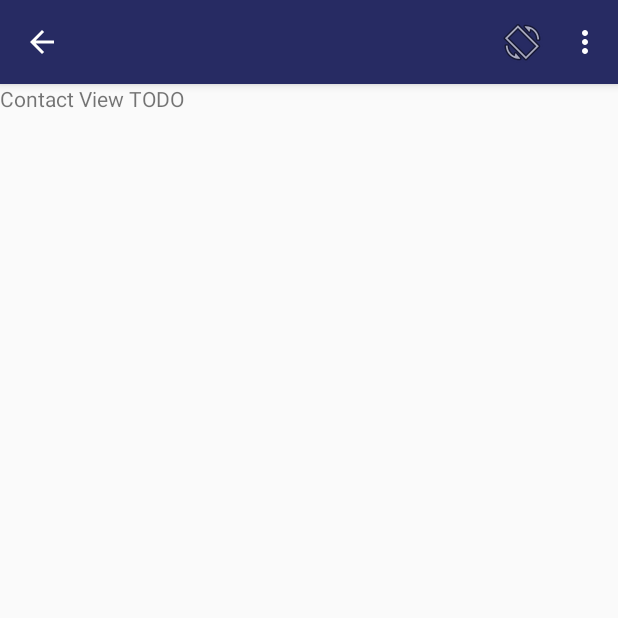
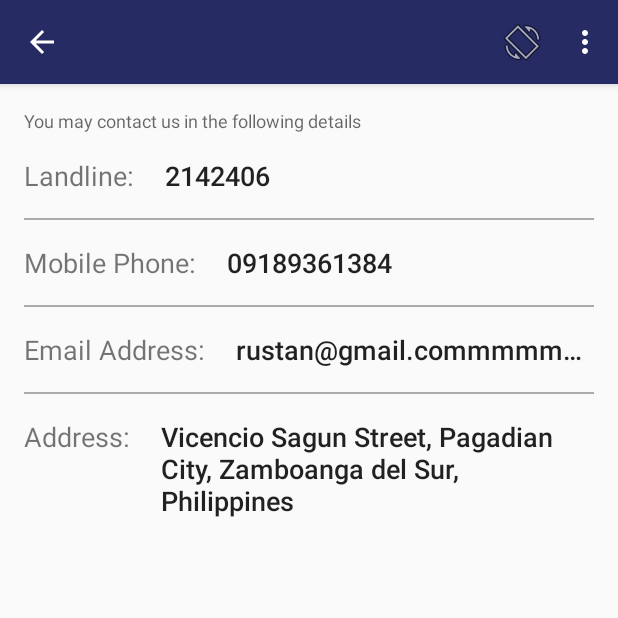
Before and after one commit to rustanacexd/Tara, an Android app: the fragment BusinessContactFragment placed in its activity, on a phone screen of 412 x 824 dp, the top half of it. Run offline under Robolectric (Android 15) with nearby library versions, the phone set to English and light mode, and no system bars; 1 statement that could not run was skipped.

Commit message:
add Business Detail Contact Fragment

```diff
--- a/app/src/main/java/com/trytara/tara/LoginActivity.java
+++ b/app/src/main/java/com/trytara/tara/LoginActivity.java
@@ -55,10 +55,10 @@ public class LoginActivity extends AppCompatActivity {
         super.onCreate(savedInstanceState);
         setContentView(R.layout.activity_login);
 
-        ParseUser.logOut();
-        checkIfSignIn();
+        /*ParseUser.logOut();
+        checkIfSignIn();*/
 
-        //startApp();
+        startApp();
 
         ImageView loginButton = (ImageView) findViewById(R.id.facebook_login);
         loginButton.setOnClickListener(new View.OnClickListener() {
--- a/app/src/main/res/layout/fragment_business_contact.xml
+++ b/app/src/main/res/layout/fragment_business_contact.xml
@@ -1,13 +1,144 @@
-<FrameLayout xmlns:android="http://schemas.android.com/apk/res/android"
-             xmlns:tools="http://schemas.android.com/tools"
-             android:layout_width="match_parent"
-             android:layout_height="match_parent"
-             tools:context="com.trytara.tara.fragments.business.BusinessContactFragment">
+<RelativeLayout xmlns:android="http://schemas.android.com/apk/res/android"
+                xmlns:tools="http://schemas.android.com/tools"
+                android:layout_width="match_parent"
+                android:layout_height="wrap_content"
+                android:padding="@dimen/activity_vertical_margin"
+                tools:context="com.trytara.tara.fragments.business.BusinessContactFragment">
 
-    <!-- TODO: Update blank fragment layout -->
     <TextView
+        android:id="@+id/contact_caption"
+        style="@style/TextAppearance.AppCompat.Caption"
         android:layout_width="match_parent"
-        android:layout_height="match_parent"
-        android:text="Contact View TODO"/>
+        android:layout_height="wrap_content"
+        android:layout_marginBottom="@dimen/activity_vertical_margin"
+        android:text="You may contact us in the following details"/>
 
-</FrameLayout>
+    <TextView
+        android:id="@+id/landline_caption"
+        android:layout_width="wrap_content"
+        android:layout_height="wrap_content"
+        android:layout_below="@id/contact_caption"
+        android:text="Landline: "
+        android:textSize="18sp"
+        />
+
+    <TextView
+        android:id="@+id/landline_number"
+        style="@style/TextAppearance.AppCompat.Body2"
+        android:layout_width="wrap_content"
+        android:layout_height="wrap_content"
+        android:layout_alignBaseline="@id/landline_caption"
+        android:layout_toRightOf="@id/landline_caption"
+        android:paddingLeft="@dimen/activity_horizontal_margin"
+        android:singleLine="true"
+        android:text="2142406"
+        android:textSize="18sp"
+        />
+
+    <View
+        android:id="@+id/landline_caption_separator"
+        android:layout_width="match_parent"
+        android:layout_height="1dp"
+        android:layout_below="@id/landline_caption"
+        android:layout_marginBottom="@dimen/activity_vertical_margin"
+        android:layout_marginTop="@dimen/activity_vertical_margin"
+        android:background="@android:color/darker_gray"/>
+
+    <TextView
+        android:id="@+id/phone_caption"
+        android:layout_width="wrap_content"
+        android:layout_height="wrap_content"
+        android:layout_below="@id/landline_caption_separator"
+        android:text="Mobile Phone: "
+        android:textSize="18sp"
+        />
+
+    <TextView
+        android:id="@+id/phone_number"
+        style="@style/TextAppearance.AppCompat.Body2"
+        android:layout_width="wrap_content"
+        android:layout_height="wrap_content"
+        android:layout_alignBaseline="@id/phone_caption"
+        android:layout_toRightOf="@id/phone_caption"
+        android:paddingLeft="@dimen/activity_horizontal_margin"
+        android:singleLine="true"
+        android:text="09189361384"
+        android:textSize="18sp"
+        />
+
+    <View
+        android:id="@+id/phone_caption_separator"
+        android:layout_width="match_parent"
+        android:layout_height="1dp"
+        android:layout_below="@id/phone_caption"
+        android:layout_marginBottom="@dimen/activity_vertical_margin"
+        android:layout_marginTop="@dimen/activity_vertical_margin"
+        android:background="@android:color/darker_gray"/>
+
+
+    <TextView
+        android:id="@+id/email_caption"
+        android:layout_width="wrap_content"
+        android:layout_height="wrap_content"
+        android:layout_below="@id/phone_caption_separator"
+        android:text="Email Address: "
+        android:textSize="18sp"
+        />
+
+    <TextView
+        android:id="@+id/email_address"
+        style="@style/TextAppearance.AppCompat.Body2"
+        android:layout_width="wrap_content"
+        android:layout_height="wrap_content"
+        android:layout_alignBaseline="@id/email_caption"
+        android:layout_toRightOf="@id/email_caption"
+        android:paddingLeft="@dimen/activity_horizontal_margin"
+        android:singleLine="true"
+        android:text="rustan@gmail.commmmmmm"
+        android:textSize="18sp"
+        />
+
+    <View
+        android:id="@+id/email_caption_separator"
+        android:layout_width="match_parent"
+        android:layout_height="1dp"
+        android:layout_below="@id/email_caption"
+        android:layout_marginBottom="@dimen/activity_vertical_margin"
+        android:layout_marginTop="@dimen/activity_vertical_margin"
+        android:background="@android:color/darker_gray"/>
+
+    <TextView
+        android:id="@+id/address_caption"
+        android:layout_width="wrap_content"
+        android:layout_height="wrap_content"
+        android:layout_below="@id/email_caption_separator"
+        android:text="Address: "
+        android:textSize="18sp"
+        />
+
+    <TextView
+        android:id="@+id/address"
+        style="@style/TextAppearance.AppCompat.Body2"
+        android:layout_width="wrap_content"
+        android:layout_height="wrap_content"
+        android:layout_alignBaseline="@id/address_caption"
+        android:layout_toRightOf="@id/address_caption"
+        android:maxLines="10"
+        android:paddingLeft="@dimen/activity_horizontal_margin"
+        android:text="Vicencio Sagun Street,
+Pagadian City,
+Zamboanga del Sur,
+Philippines"
+        android:textSize="18sp"
+        />
+
+    <View
+        android:layout_width="match_parent"
+        android:layout_height="1dp"
+        android:layout_below="@id/email_caption"
+        android:layout_marginBottom="@dimen/activity_vertical_margin"
+        android:layout_marginTop="@dimen/activity_vertical_margin"
+        android:background="@android:color/darker_gray"/>
+
+
+</RelativeLayout>
--- a/app/src/main/res/layout/trending_latest_row_item.xml
+++ b/app/src/main/res/layout/trending_latest_row_item.xml
@@ -13,7 +13,7 @@
         android:id="@+id/user_image"
         android:layout_width="50dp"
         android:layout_height="50dp"
-        android:layout_marginLeft="24dp"
+        android:layout_marginLeft="@dimen/activity_horizontal_margin"
         android:scaleType="centerCrop"
         tools:src="@drawable/hotels"
         />
@@ -25,6 +25,7 @@
         android:layout_height="wrap_content"
         android:layout_marginBottom="4dp"
         android:layout_marginLeft="@dimen/activity_horizontal_margin"
+        android:layout_marginRight="@dimen/activity_horizontal_margin"
         android:layout_toRightOf="@id/user_image"
         android:textColor="@android:color/black"
         tools:text="Rustan Corpuz"/>
@@ -41,10 +42,10 @@
         android:id="@+id/trending_image"
         android:layout_width="match_parent"
         android:layout_height="wrap_content"
-        android:layout_below="@id/user_image"
+        android:layout_below="@id/hash_tags"
         android:layout_marginTop="@dimen/activity_vertical_margin"
         android:scaleType="centerCrop"
-        tools:src="@drawable/hotels"/>
+        android:src="@drawable/hotels"/>
 
     <TextView
         android:id="@+id/trending_content"
@@ -52,8 +53,8 @@
         android:layout_width="wrap_content"
         android:layout_height="wrap_content"
         android:layout_below="@id/trending_image"
-        android:layout_marginLeft="28dp"
-        android:layout_marginRight="28dp"
+        android:layout_marginLeft="@dimen/activity_horizontal_margin"
+        android:layout_marginRight="@dimen/activity_horizontal_margin"
         android:layout_marginTop="@dimen/activity_vertical_margin"
         tools:text="I wonder who they hire to make this kind of dish.No wonder people keeps coming back. "/>
 
```
